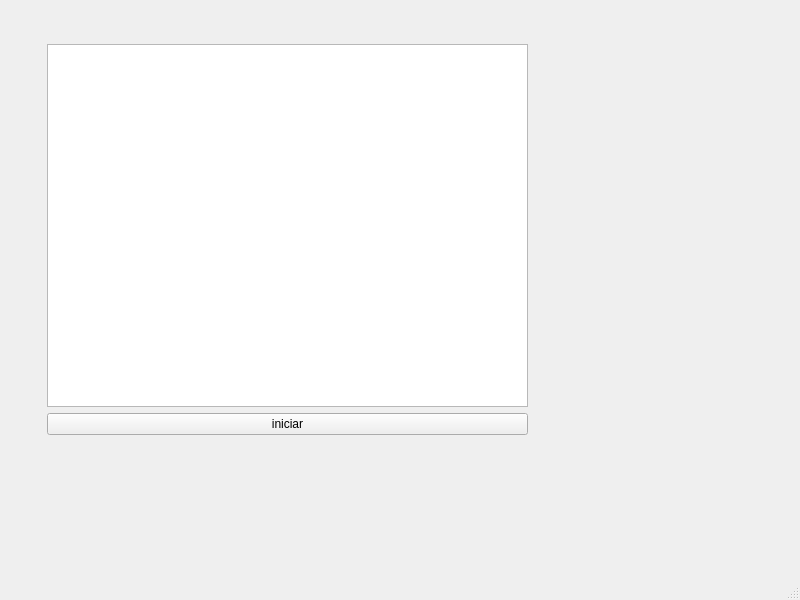
pablo-davila1/parcial2, file mainwindow.ui: the form before one commit.
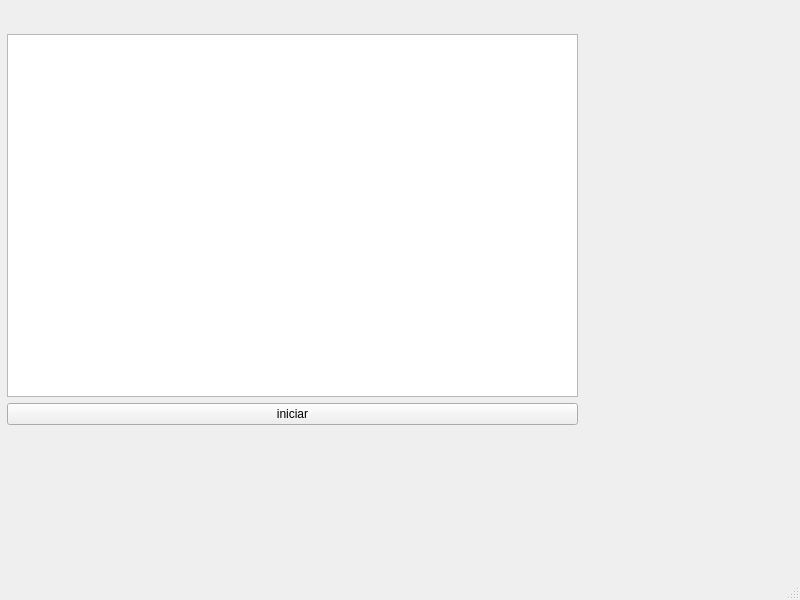
The form after the commit.

```diff
--- a/mainwindow.ui
+++ b/mainwindow.ui
@@ -17,9 +17,9 @@
    <widget class="QWidget" name="">
     <property name="geometry">
      <rect>
-      <x>47</x>
-      <y>44</y>
-      <width>481</width>
+      <x>7</x>
+      <y>34</y>
+      <width>571</width>
       <height>391</height>
      </rect>
     </property>
```
